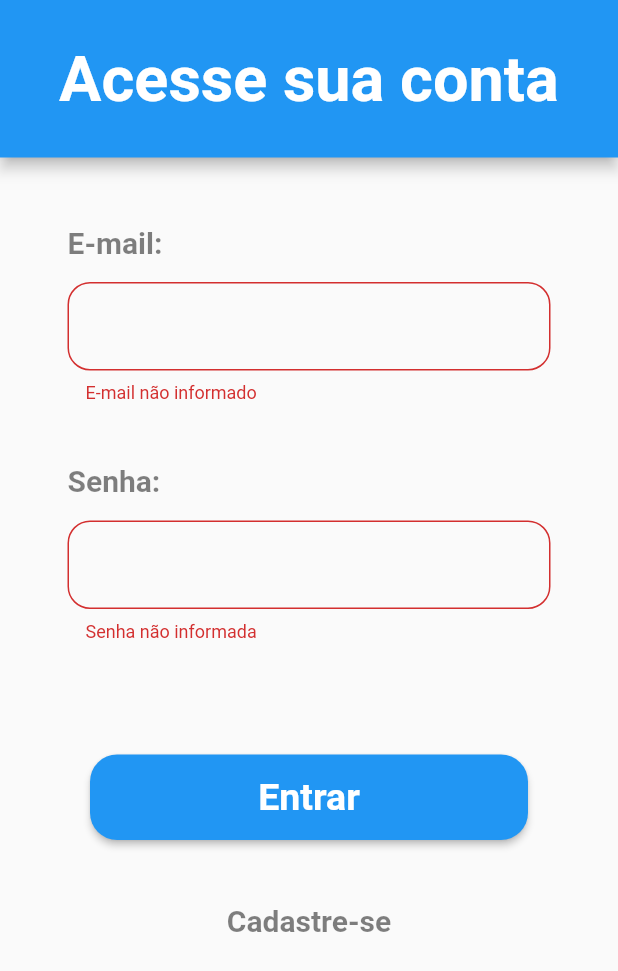
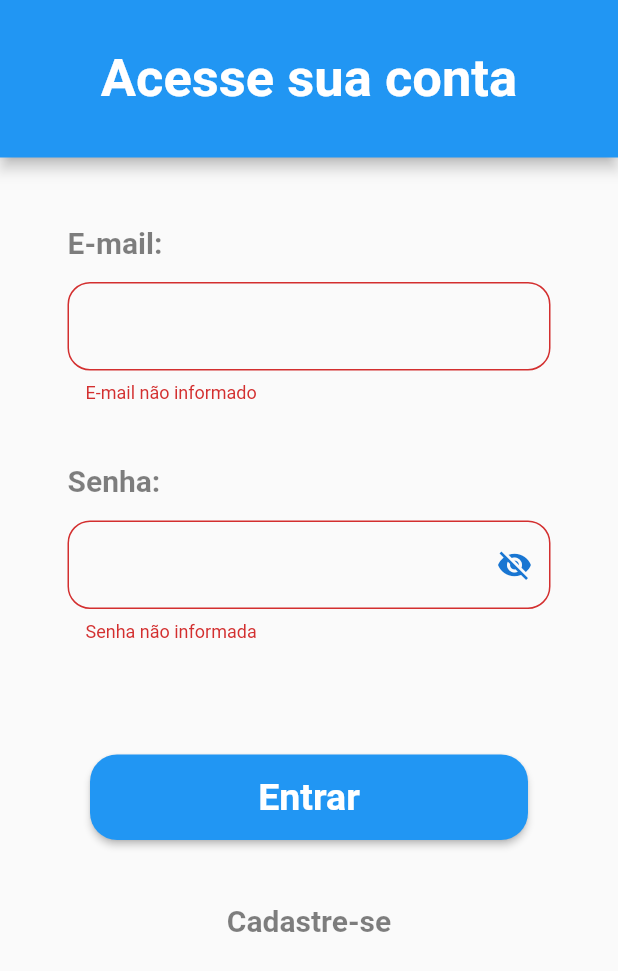
Before and after one commit to AndreCA1/TrabalhoPDMPSI, a Flutter app: the screen it shows after launch, after a tap on "Entrar", on a phone screen of 412 x 824 dp. Shown: the top 971 px of the screen. Run offline on Flutter 3.47's test engine with Material 2 defaults, Android fonts, the phone set to English and light mode, and no system bars; our stand-ins replace cloud_firestore, firebase_auth, firebase_core; accounts and stored records are empty; network calls fail.

Commit message:
Correção de bugs da Sprint 2.

```diff
--- a/lib/modules/cadastro/pages/cadastro_Page.dart
+++ b/lib/modules/cadastro/pages/cadastro_Page.dart
@@ -23,6 +23,9 @@ class _CadastroPageState extends State<CadastroPage> {
   Widget build(BuildContext context) {
     return Scaffold(
       appBar: AppBar(
+        leading: IconButton(onPressed: (){
+          Navigator.pop(context);
+        }, icon: const Icon(Icons.arrow_back_ios)),
         toolbarHeight: 105,
         backgroundColor: Colors.blue,
         title: const Center(
--- a/lib/modules/login/pages/login_Page.dart
+++ b/lib/modules/login/pages/login_Page.dart
@@ -12,6 +12,7 @@ class LoginPage extends StatefulWidget {
 }
 
 class _LoginPageState extends State<LoginPage> {
+  bool obscure = true;
   final _formKey = GlobalKey<FormState>();
   final _controller = LoginController();
   @override
@@ -21,7 +22,7 @@ class _LoginPageState extends State<LoginPage> {
           title: const Center(
               child: Text(
             "Acesse sua conta",
-            style: TextStyle(fontSize: 42, fontWeight: FontWeight.bold),
+            style: TextStyle(fontSize: 35, fontWeight: FontWeight.bold),
           )),
           toolbarHeight: 105,
         ),
@@ -62,7 +63,7 @@ class _LoginPageState extends State<LoginPage> {
                     border: OutlineInputBorder(
                         borderRadius: BorderRadius.all(Radius.circular(15))),
                   ),
-                  keyboardType: TextInputType.text,
+                  keyboardType: TextInputType.emailAddress,
                 ),
               ),
               const SizedBox(
@@ -84,6 +85,24 @@ class _LoginPageState extends State<LoginPage> {
                 padding:
                     const EdgeInsets.symmetric(horizontal: 45, vertical: 15),
                 child: TextFormField(
+                  obscureText: obscure,
+                  decoration: InputDecoration(
+                    border: const OutlineInputBorder(
+                        borderRadius: BorderRadius.all(Radius.circular(15))),
+                    suffixIcon: IconButton(
+                      onPressed: () {
+                        setState(() {
+                          obscure = !obscure;
+                        });
+                      },
+                      icon: Icon(
+                        obscure == true
+                            ? Icons.visibility_off
+                            : Icons.visibility,
+                        color: Theme.of(context).primaryColorDark,
+                      ),
+                    ),
+                  ),
                   validator: (value) {
                     if (value!.isEmpty) {
                       return 'Senha não informada';
@@ -92,11 +111,7 @@ class _LoginPageState extends State<LoginPage> {
                     }
                   },
                   controller: _controller.senha,
-                  decoration: const InputDecoration(
-                    border: OutlineInputBorder(
-                        borderRadius: BorderRadius.all(Radius.circular(15))),
-                  ),
-                  keyboardType: TextInputType.text,
+                  keyboardType: TextInputType.visiblePassword,
                 ),
               ),
               const SizedBox(
@@ -113,10 +128,10 @@ class _LoginPageState extends State<LoginPage> {
                       borderRadius: BorderRadius.circular(18.0),
                     ))),
                     onPressed: () async {
-                      if (_formKey.currentState!.validate()) {}
-
-                      await _controller.login(_controller.email.text,
-                          _controller.senha.text, context);
+                      if (_formKey.currentState!.validate()) {
+                        await _controller.login(_controller.email.text,
+                            _controller.senha.text, context);
+                      }
                     },
                     child: const Padding(
                       padding: EdgeInsets.symmetric(vertical: 14),
@@ -132,7 +147,7 @@ class _LoginPageState extends State<LoginPage> {
               ),
               TextButton(
                   onPressed: () {
-                    Navigator.of(context).pushReplacement(MaterialPageRoute(
+                    Navigator.of(context).push(MaterialPageRoute(
                         builder: (context) => const CadastroPage()));
                   },
                   child: Text(
```
